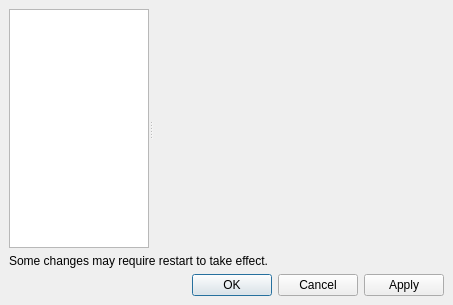
Old version of the form SettingsDlg.ui in the repository LubosD/fatrat.
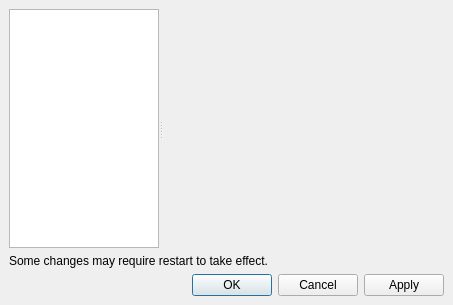
New version of the form.

What changed in the file:
```diff
--- a/SettingsDlg.ui
+++ b/SettingsDlg.ui
@@ -71,7 +71,7 @@
       </property>
       <property name="maximumSize" >
        <size>
-        <width>140</width>
+        <width>150</width>
         <height>16777215</height>
        </size>
       </property>
```
